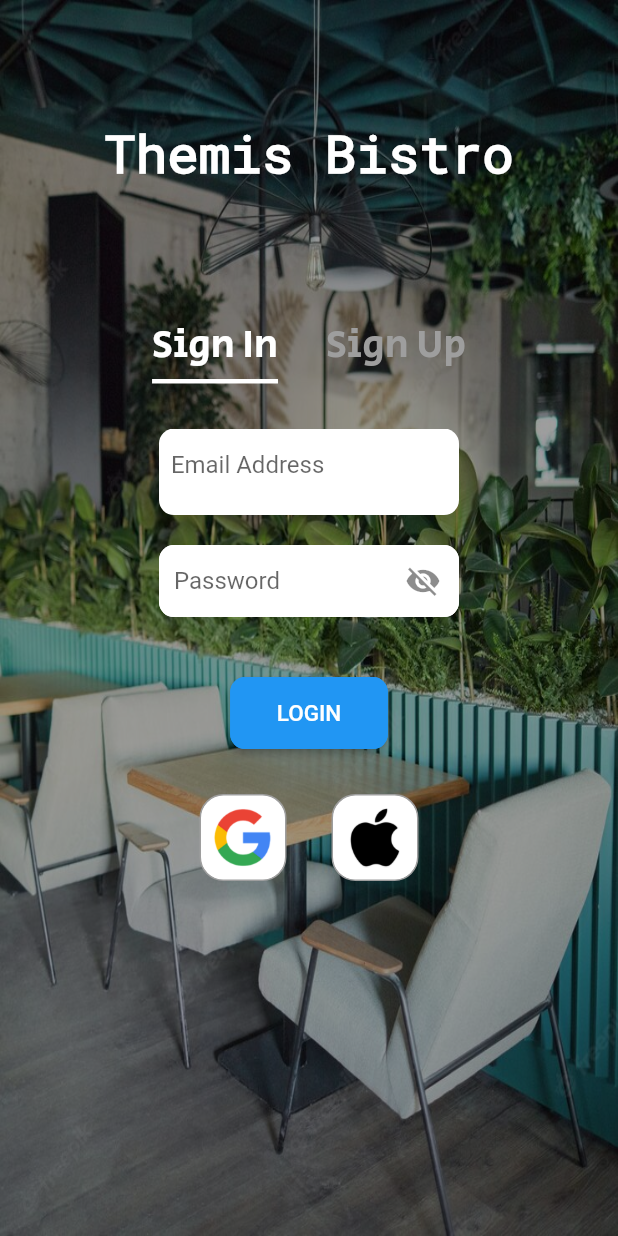
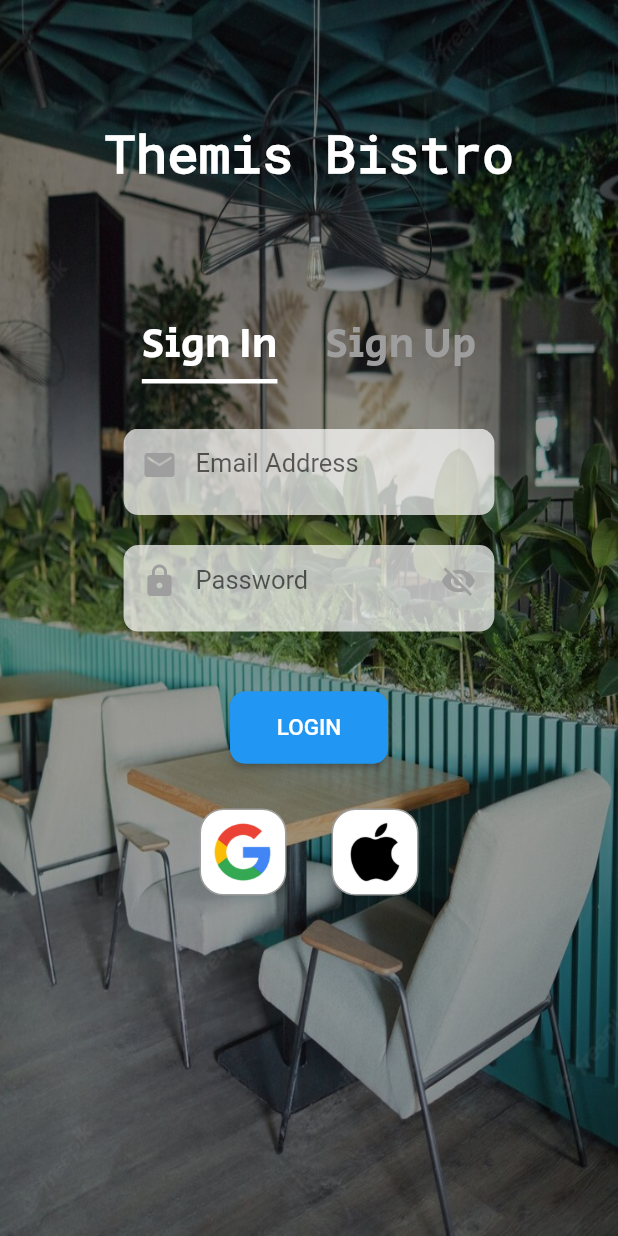
Before and after one commit to mobileapp234/Atestat, a Flutter app: the screen it shows after launch, on a phone screen of 412 x 824 dp. Run offline on Flutter 3.47's test engine with Material 2 defaults, Android fonts, the phone set to English and light mode, and no system bars; drawn by our look-alikes of auto_size_text; our stand-ins replace curved_navigation_bar, firebase_core, google_fonts; accounts and stored records are empty.

Commit message:
login page update ui

```diff
--- a/lib/Connection/inregistrare.dart
+++ b/lib/Connection/inregistrare.dart
@@ -14,6 +14,7 @@
 
 class _LogareState extends State<Logare> with TickerProviderStateMixin {
   final textcontoller = TextEditingController();
+
   late TabController tb;
 
   // late FocusNode myFocusNode;
@@ -35,7 +36,8 @@
   @override
   void initState() {
     super.initState();
-    tb = TabController(length: 2, vsync: this);
+    tb =
+        TabController(animationDuration: Duration.zero, length: 2, vsync: this);
   }
 
   @override
@@ -98,29 +100,28 @@
               indicatorWeight: 3,
               indicatorSize: TabBarIndicatorSize.label,
               unselectedLabelColor: Colors.grey,
-              tabs: const [
+              tabs: [
                 Tab(
-                  child: Text("Sign In",
-                      style: TextStyle(
-                        fontFamily: "SecularOne-Regular",
-                        fontSize: 26,
-                      )),
-                ),
+                    child: Text("Sign In",
+                        style: TextStyle(
+                          fontFamily: "SecularOne-Regular",
+                          fontSize: 28,
+                        ))),
                 Tab(
                   child: Text("Sign Up",
                       style: TextStyle(
                         fontFamily: "SecularOne-Regular",
-                        fontSize: 26,
+                        fontSize: 28,
                       )),
                 ),
               ],
             ),
             const SizedBox(height: 30),
             SizedBox(
-              width: 200,
               //width: MediaQuery.of(context).size.width * 0.64,
 
-              height: MediaQuery.of(context).size.width * 1.1,
+              height: MediaQuery.of(context).size.height * 0.6,
+              width: MediaQuery.of(context).size.width * 1,
               child: TabBarView(
                 controller: tb,
                 // key: const Key("Sign up"),
--- a/lib/Connection/objects.dart/sign.in.dart
+++ b/lib/Connection/objects.dart/sign.in.dart
@@ -17,6 +17,32 @@
     });
   }
 
+  Color culoare0 = Colors.grey;
+  Color culoare1 = Colors.grey;
+  void _ChangeColor0() {
+    setState(() {
+      culoare0 = Colors.black54 as Color;
+      culoare1 = Colors.grey as Color;
+    });
+  }
+
+  void _ChangeColor1() {
+    setState(() {
+      culoare1 = Colors.black54 as Color;
+      culoare0 = Colors.grey as Color;
+    });
+  }
+
+  FocusNode myFocusNode = new FocusNode();
+//   myFocusNode.addListener(() {
+//   setState(() {});
+// });
+  // @override
+  // void dispose() {
+  //   myFocusNode.dispose();
+  //   super.dispose();
+  // }
+
   @override
   Widget build(BuildContext context) {
     return SizedBox(
@@ -25,37 +51,67 @@
         children: [
           Container(
               height: MediaQuery.of(context).size.height * 0.07,
+              width: MediaQuery.of(context).size.width * 0.6,
               decoration: BoxDecoration(
-                  color: Colors.white, borderRadius: BorderRadius.circular(10)),
-              child: TextField(
-                // focusNode: myFocusNode,
+                  color: Colors.white54.withOpacity(0.7),
+                  borderRadius: BorderRadius.circular(10)),
+              child: TextFormField(
+                onTap: _ChangeColor0,
+                focusNode: myFocusNode,
+
+                style: TextStyle(fontSize: 17),
                 controller: _emailValue1,
-                decoration: const InputDecoration(
+                keyboardType: TextInputType.emailAddress,
+                // textAlign: TextAlign.start,
+                decoration: InputDecoration(
+                    labelStyle: TextStyle(
+                        color: myFocusNode.hasFocus ? Colors.red : Colors.pink),
+                    prefixIcon: Icon(
+                      Icons.email,
+                      color: culoare0,
+                    ),
+                    contentPadding: EdgeInsets.all(13),
+                    floatingLabelStyle: TextStyle(fontSize: 12),
                     // filled: true,
                     // fillColor: Colors.white,
-                    hintText: '  Email Address',
+                    hintText: 'Email Address',
                     border: InputBorder.none),
               )),
           const SizedBox(height: 20),
-          TextFormField(
-            autofocus: false,
-            // autovalidateMode: AutovalidateMode.always,
+          Container(
+              height: MediaQuery.of(context).size.height * 0.07,
+              width: MediaQuery.of(context).size.width * 0.6,
+              decoration: BoxDecoration(
+                  color: Colors.white54.withOpacity(0.7),
+                  borderRadius: BorderRadius.circular(10)),
+              child: TextField(
+                onTap: _ChangeColor1,
+                style: TextStyle(fontSize: 17),
+                obscureText: _vizibility,
                 controller: _passwordlValue1,
+                // textAlign: TextAlign.start,
                 decoration: InputDecoration(
-                contentPadding: const EdgeInsets.all(10),
-                filled: true,
-                fillColor: Colors.white,
-                hintText: 'Password',
                     suffixIcon: GestureDetector(
                       onTap: _toggleVizibility,
                       child: Icon(
-                      _vizibility ? Icons.visibility_off : Icons.visibility),
+                        _vizibility ? Icons.visibility_off : Icons.visibility,
+                        color: culoare1,
                       ),
-                enabledBorder: const OutlineInputBorder(
-                    borderRadius: BorderRadius.all(Radius.circular(10)),
-                    borderSide: BorderSide(color: Colors.white))),
-            obscureText: _vizibility,
                     ),
+                    labelStyle: TextStyle(
+                      color: Colors.white, //<-- SEE HERE
+                    ),
+                    prefixIcon: Icon(
+                      Icons.lock,
+                      color: culoare1,
+                    ),
+                    contentPadding: EdgeInsets.all(13),
+                    floatingLabelStyle: TextStyle(fontSize: 12),
+                    // filled: true,
+                    // fillColor: Colors.white,
+                    hintText: 'Password',
+                    border: InputBorder.none),
+              )),
           const SizedBox(height: 40),
           ElevatedButton(
               style: ButtonStyle(
```
Lines whose indentation alone changed are shown as unchanged.
